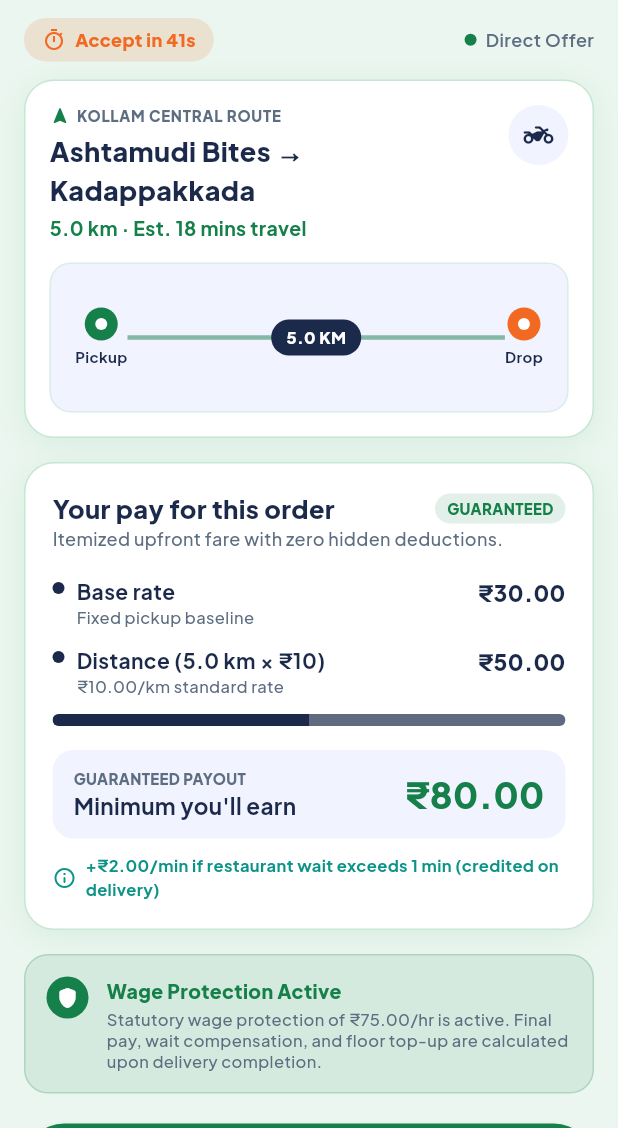
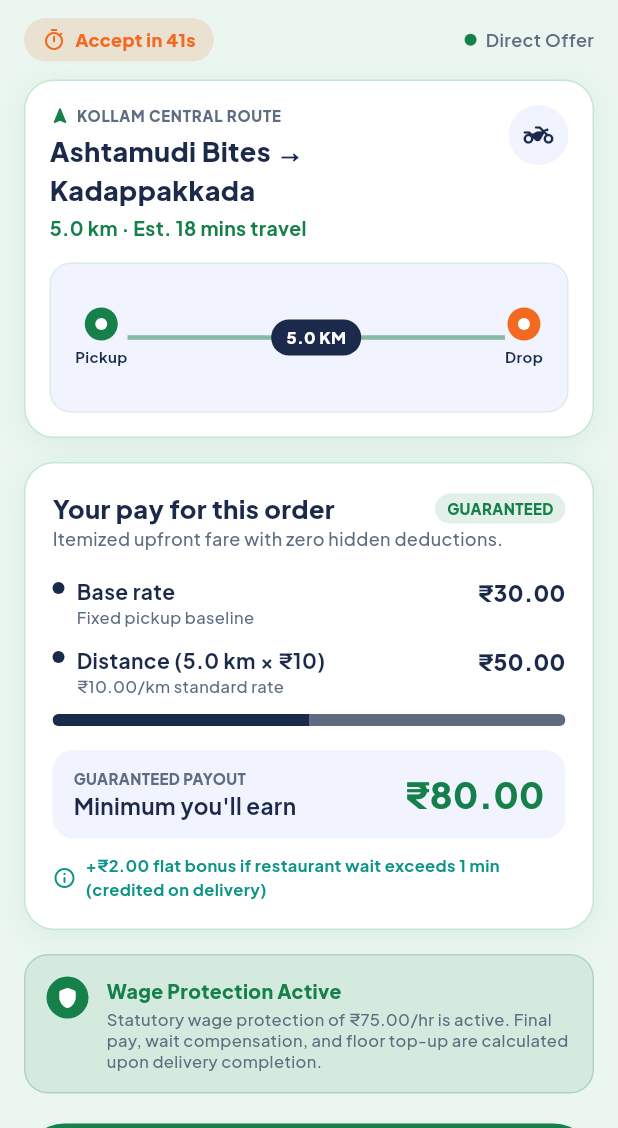
Before and after one commit to rai04han/FairDrop, a Flutter app: the OrderAcceptanceScreen screen opened by its route, on a phone screen of 412 x 824 dp, the part 108-1236 px from its top. Run offline on Flutter 3.47's test engine with Material 3 defaults, Android fonts, the phone set to English and light mode, and no system bars; our stand-ins replace fl_chart, flutter_map, flutter_secure_storage, google_fonts, latlong2, shared_preferences; accounts and stored records are empty; network calls fail.

Commit message:
fix(rider): label wait compensation as flat bonus rather than per-minute rate (AUDIT-F6)

```diff
--- a/fairdrop_app/lib/screens/order_acceptance_screen.dart
+++ b/fairdrop_app/lib/screens/order_acceptance_screen.dart
@@ -722,7 +722,7 @@ class _OrderAcceptanceScreenState extends State<OrderAcceptanceScreen> {
                               const SizedBox(width: 6),
                               Expanded(
                                 child: Text(
-                                  '+${formatCurrency(_waitCompensation)}/min if restaurant wait exceeds $_waitThresholdMins min (credited on delivery)',
+                                  '+${formatCurrency(_waitCompensation)} flat bonus if restaurant wait exceeds $_waitThresholdMins min (credited on delivery)',
                                   style: GoogleFonts.plusJakartaSans(
                                     fontSize: 11,
                                     fontWeight: FontWeight.w700,
```
